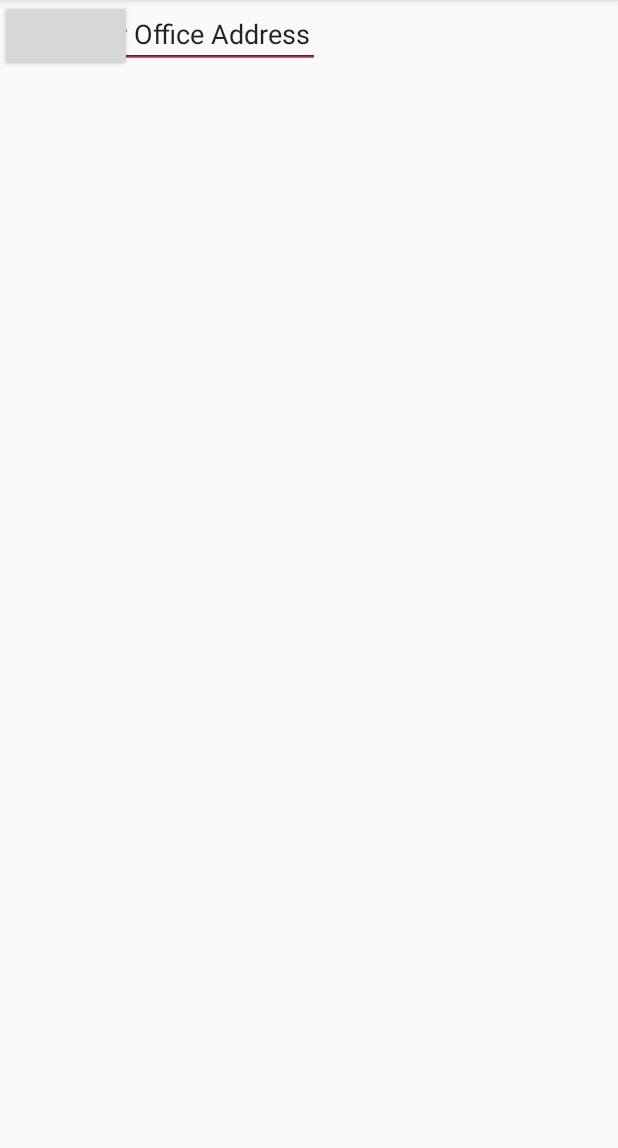
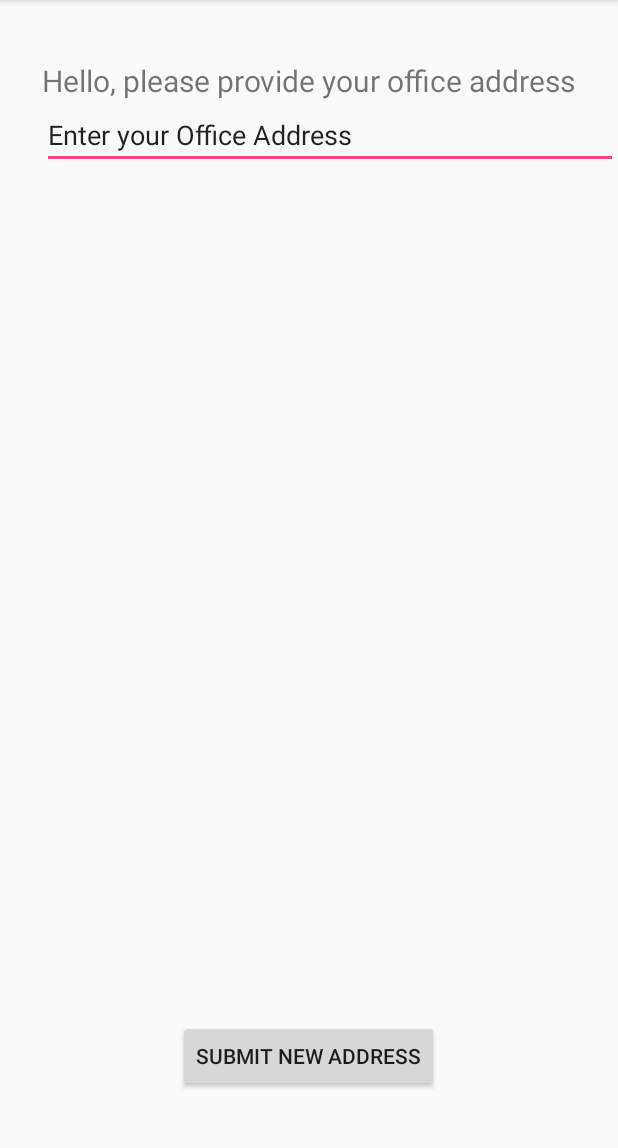
Before and after one commit to danidin26/OfficeHours, an Android app: the screen it shows after launch (AddressActivity), on a phone screen of 412 x 824 dp, the part 84-1232 px from its top. Run offline under Robolectric (Android 15) with nearby library versions, the phone set to English and light mode, and no system bars.

Commit message:
added GeoCoding logic and communication with activity

```diff
--- a/app/src/main/java/com/dannysh/officehours/AddressActivity.java
+++ b/app/src/main/java/com/dannysh/officehours/AddressActivity.java
@@ -1,13 +1,88 @@
 package com.dannysh.officehours;
 
+import android.content.BroadcastReceiver;
+import android.content.Context;
+import android.content.Intent;
+import android.content.IntentFilter;
+import android.support.v4.content.LocalBroadcastManager;
 import android.support.v7.app.AppCompatActivity;
 import android.os.Bundle;
+import android.view.View;
+import android.widget.Button;
+import android.widget.EditText;
+import android.widget.ProgressBar;
+import android.widget.Toast;
+
+import com.dannysh.officehours.Utils.Constants;
+import com.dannysh.officehours.Utils.SharedPrefManager;
 
 public class AddressActivity extends AppCompatActivity {
 
+    private ProgressBar spinner;
+    Button button;
+    GeocodeStatusReciever geocodeStatusReciever;
     @Override
     protected void onCreate(Bundle savedInstanceState) {
         super.onCreate(savedInstanceState);
         setContentView(R.layout.activity_address);
+
+        //reciever for geocod process result
+        geocodeStatusReciever = new GeocodeStatusReciever();
+        IntentFilter resultIntentFilter = new IntentFilter(Constants.BROADCAST_GEOCODE_ACTION);
+        LocalBroadcastManager.getInstance(this).registerReceiver(geocodeStatusReciever,resultIntentFilter);
+
+        //button init for starting geocode intentservice
+        button = findViewById(R.id.button);
+        button.setOnClickListener(new View.OnClickListener() {
+            @Override
+            public void onClick(View view) {
+               String userAdressInput = ((EditText)findViewById(R.id.adressTextBox)).getText().toString();
+               Intent addressIntent = new Intent(getApplicationContext(),GeoCodingService.class);
+               addressIntent.putExtra(Constants.USER_ADDRESS_INPUT,userAdressInput);
+               button.setClickable(false);
+               //TODO limit service running time \ waiting for result
+               spinner.setVisibility(View.VISIBLE);
+               startService(addressIntent);
+
+            }
+        });
+
+        spinner = findViewById(R.id.progressBar1);
+        spinner.setVisibility(View.GONE);
+    }
+
+    @Override
+    protected void onStart() {
+        super.onStart();
+        if(SharedPrefManager.getString(this, Constants.ADDRESS_NAME,Constants.DEF_ADDRESS_STRING).equals(Constants.DEF_ADDRESS_STRING)){
+            button.setText("Submit new Address");
+        }
+        else{
+            button.setText("Update Current Address");
+        }
+        button.setVisibility(View.VISIBLE);
+        button.setClickable(true);
+    }
+
+
+
+
+    @Override
+    protected void onPause() {
+        super.onPause();
+        LocalBroadcastManager.getInstance(this).unregisterReceiver(geocodeStatusReciever);
+    }
+
+    public class GeocodeStatusReciever extends BroadcastReceiver{
+        public GeocodeStatusReciever(){}
+
+        @Override
+        public void onReceive(Context context, Intent intent) {
+            button.setClickable(true);
+            spinner.setVisibility(View.GONE);
+            Toast.makeText(context , intent.getStringExtra(Constants.GEO_RESULT_MESSAGE)!=null ? intent.getStringExtra(Constants.GEO_RESULT_MESSAGE)
+                    :" Internal Error, please try again later",Toast.LENGTH_LONG).show();
+        }
+
     }
 }
--- a/app/src/main/java/com/dannysh/officehours/MainActivity.java
+++ b/app/src/main/java/com/dannysh/officehours/MainActivity.java
@@ -25,5 +25,6 @@ public class MainActivity extends Activity {
             activityIntent.setClass(this,StatsActivity.class);
         }
         startActivity(activityIntent);
+        finish();
     }
 }
--- a/app/src/main/java/com/dannysh/officehours/StatsActivity.java
+++ b/app/src/main/java/com/dannysh/officehours/StatsActivity.java
@@ -3,7 +3,7 @@ package com.dannysh.officehours;
 import android.os.Bundle;
 import android.support.v7.app.AppCompatActivity;
 
-class StatsActivity  extends AppCompatActivity {
+public class StatsActivity  extends AppCompatActivity {
     @Override
     protected void onCreate(Bundle savedInstanceState) {
         super.onCreate(savedInstanceState);
--- a/app/src/main/res/layout/activity_address.xml
+++ b/app/src/main/res/layout/activity_address.xml
@@ -1,36 +1,53 @@
 <?xml version="1.0" encoding="utf-8"?>
-<android.support.constraint.ConstraintLayout xmlns:android="http://schemas.android.com/apk/res/android"
+<RelativeLayout xmlns:android="http://schemas.android.com/apk/res/android"
     xmlns:app="http://schemas.android.com/apk/res-auto"
     xmlns:tools="http://schemas.android.com/tools"
     android:layout_width="match_parent"
     android:layout_height="match_parent"
     tools:context="com.dannysh.officehours.AddressActivity">
 
-    <EditText
-        android:id="@+id/editText"
+    <TextView
+        android:id="@+id/textViewHello"
         android:layout_width="wrap_content"
         android:layout_height="wrap_content"
+        android:textSize="20dp"
+        android:layout_centerHorizontal="true"
+        android:layout_marginTop="40dp"
+        android:text="@string/enter_address"
+        tools:layout_editor_absoluteX="85dp"
+        tools:layout_editor_absoluteY="166dp" />
+
+    <EditText
+        android:id="@+id/adressTextBox"
+        android:layout_width="match_parent"
+        android:layout_height="wrap_content"
+        android:layout_alignLeft="@id/textViewHello"
+        android:layout_below="@+id/textViewHello"
         android:ems="10"
         android:inputType="textPostalAddress"
-        tools:layout_editor_absoluteX="85dp"
+        android:text="Enter your Office Address"
+        tools:layout_editor_absoluteX="90dp"
         tools:layout_editor_absoluteY="166dp" />
+    <ProgressBar
+        android:id="@+id/progressBar1"
+        style="?android:attr/progressBarStyleLarge"
+        android:layout_above="@+id/button"
+        android:layout_below="@+id/adressTextBox"
+        android:layout_width="wrap_content"
+        android:layout_height="wrap_content"
+        android:layout_centerHorizontal="true" />
 
     <Button
         android:id="@+id/button"
         android:layout_width="wrap_content"
         android:layout_height="wrap_content"
+        android:layout_alignParentBottom="true"
+        android:layout_centerHorizontal="true"
+        android:layout_marginBottom="40dp"
         android:text=""
         tools:layout_editor_absoluteX="148dp"
         tools:layout_editor_absoluteY="447dp" />
 
-    <EditText
-        android:id="@+id/editText3"
-        android:layout_width="wrap_content"
-        android:layout_height="wrap_content"
-        android:ems="10"
-        android:inputType="textPersonName"
-        android:text="Enter your Office Address"
-        tools:layout_editor_absoluteX="84dp"
-        tools:layout_editor_absoluteY="7dp" />
 
-</android.support.constraint.ConstraintLayout>
+
+</RelativeLayout>
--- a/app/src/main/res/values/strings.xml
+++ b/app/src/main/res/values/strings.xml
@@ -1,3 +1,4 @@
 <resources>
     <string name="app_name">Office Hours</string>
+    <string name="enter_address">Hello, please provide your office address</string>
 </resources>
```
Also changed, not shown: app/src/main/AndroidManifest.xml (+4 -4 lines), app/src/main/java/com/dannysh/officehours/GeoCodingService.java (added, +57 -0 lines), app/src/main/java/com/dannysh/officehours/Utils/Constants.java (+7 -2 lines), app/src/main/java/com/dannysh/officehours/Utils/SharedPrefManager.java (+4 -21 lines), app/src/main/res/layout/activity_stats.xml (+7 -0 lines).
